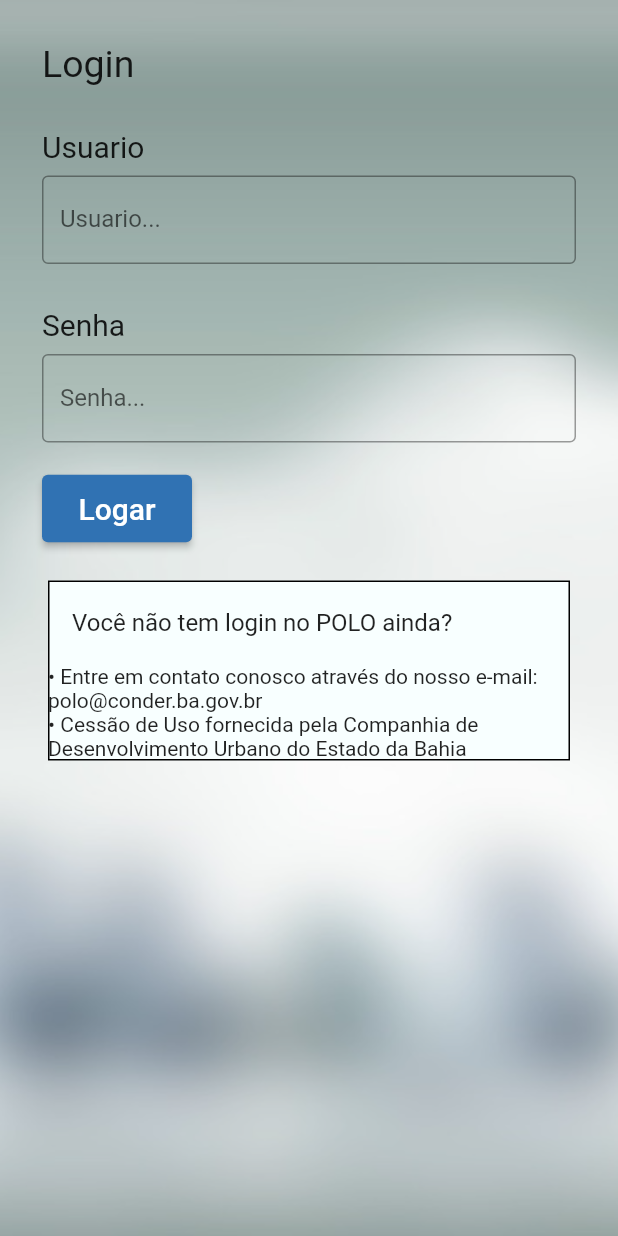
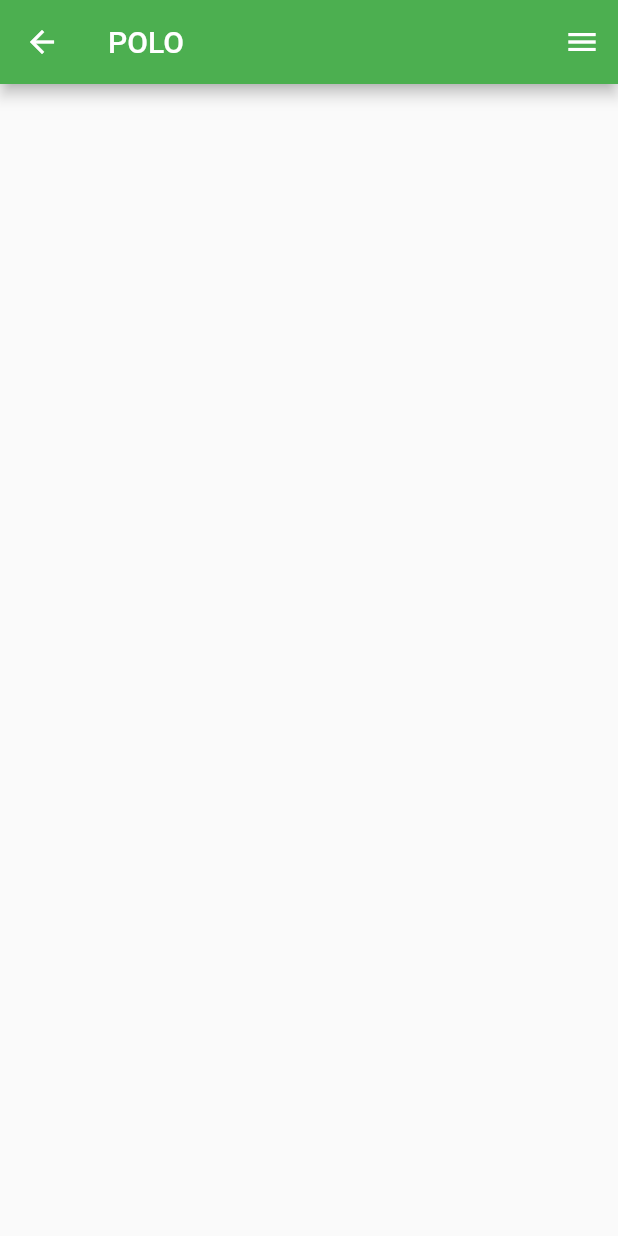
Before and after one commit to avmsantos/Polo, a Flutter app: the screen it shows after launch, after a tap on "Logar", on a phone screen of 412 x 824 dp. Run offline on Flutter 3.47's test engine with Material 2 defaults, Android fonts, the phone set to English and light mode, and no system bars.

Commit message:
tela login

```diff
--- a/lib/homepage/home_page.dart
+++ /dev/null
@@ -1,104 +0,0 @@
-import 'package:flutter/material.dart';
-
-class HomePage extends StatelessWidget {
-  const HomePage({super.key});
-
-  @override
-  Widget build(BuildContext context) {
-    return Scaffold(
-      body: Container(
-        decoration: const BoxDecoration(
-          image: DecorationImage(
-            image: AssetImage(
-              'images/fundo.png',
-            ),
-            fit: BoxFit.cover,
-          ),
-        ),
-        padding: const EdgeInsets.all(28),
-        child: Column(
-          children: [
-            const Align(
-              alignment: Alignment.centerLeft,
-              child: Text(
-                'Login',
-                style: TextStyle(
-                  fontSize: 25,
-                ),
-              ),
-            ),
-            const Align(
-              alignment: Alignment.centerLeft,
-              child: Text(
-                'Usuario',
-                style: TextStyle(fontSize: 20, height: 3),
-              ),
-            ),
-            const TextField(
-              decoration: InputDecoration(
-                border: OutlineInputBorder(),
-                labelText: 'Usuario...',
-              ),
-            ),
-            const Align(
-              alignment: Alignment.centerLeft,
-              child: Text(
-                'Senha',
-                style: TextStyle(fontSize: 20, height: 3),
-              ),
-            ),
-            const TextField(
-              obscureText: true,
-              decoration: InputDecoration(
-                border: OutlineInputBorder(),
-                labelText: 'Senha...',
-              ),
-            ),
-            Align(
-              alignment: Alignment.centerLeft,
-              child: Padding(
-                padding: const EdgeInsets.symmetric(vertical: 20),
-                child: ElevatedButton(
-                  style: ButtonStyle(
-                    minimumSize: MaterialStateProperty.all(const Size(100, 45)),
-                    padding:
-                        MaterialStateProperty.all(const EdgeInsets.all(10)),
-                    backgroundColor: MaterialStateProperty.all(
-                      const Color(0xff3072B3),
-                    ),
-                    //padding: EdgeInsetsGeometry
-                  ),
-                  onPressed: () {},
-                  child: const Text(
-                    'Logar',
-                    style: TextStyle(fontSize: 20),
-                  ),
-                ),
-              ),
-            ),
-            Card(
-              elevation: 0,
-              shape: const RoundedRectangleBorder(
-                side: BorderSide(color: Colors.black),
-              ),
-              color: const Color(0xffF8FFFF),
-              child: Column(
-                crossAxisAlignment: CrossAxisAlignment.start,
-                mainAxisSize: MainAxisSize.min,
-                children: const [
-                  ListTile(
-                    title: Text('Você não tem login no POLO ainda?'),
-                  ),
-                  Text(
-                      '• Entre em contato conosco através do nosso e-mail: polo@conder.ba.gov.br'),
-                  Text(
-                      '• Cessão de Uso fornecida pela Companhia de Desenvolvimento Urbano do Estado da Bahia')
-                ],
-              ),
-            )
-          ],
-        ),
-      ),
-    );
-  }
-}
--- a/lib/homepage/tela.dart
+++ /dev/null
@@ -1,11 +0,0 @@
-import 'package:flutter/src/widgets/container.dart';
-import 'package:flutter/src/widgets/framework.dart';
-
-class Teste extends StatelessWidget {
-  const Teste({super.key});
-
-  @override
-  Widget build(BuildContext context) {
-    return Container();
-  }
-}
--- a/lib/main.dart
+++ b/lib/main.dart
@@ -1,10 +1,11 @@
 import 'package:flutter/material.dart';
+import 'package:polo/views/home_page.dart';
 
-import 'homepage/home_page.dart';
+import 'views/page_login.dart';
 
 void main() {
   runApp(const MaterialApp(
     debugShowCheckedModeBanner: false,
-    home: HomePage(),
+    home: PageLogin(),
   ));
 }
--- /dev/null
+++ b/lib/theme/app_colors.dart
@@ -0,0 +1,5 @@
+import 'package:flutter/material.dart';
+
+class AppColors {
+  static const homeScreenText = Color(0XFF184F8D);
+}
--- /dev/null
+++ b/lib/views/home_page.dart
@@ -0,0 +1,24 @@
+import 'package:flutter/material.dart';
+
+class HomePage extends StatelessWidget {
+  const HomePage({super.key});
+
+  @override
+  Widget build(BuildContext context) {
+    return Scaffold(
+      endDrawer: Drawer(
+        backgroundColor: Colors.green,
+        child: ListView.builder(
+          itemBuilder: (context, index) {
+            return const Text('udgusad');
+          },
+          itemCount: 10,
+        ),
+      ),
+      appBar: AppBar(
+        backgroundColor: Colors.green,
+        title: const Text('POLO'),
+      ),
+    );
+  }
+}
--- /dev/null
+++ b/lib/views/page_login.dart
@@ -0,0 +1,131 @@
+import 'package:flutter/material.dart';
+import 'package:polo/views/home_page.dart';
+
+class PageLogin extends StatelessWidget {
+  const PageLogin({super.key});
+
+  @override
+  Widget build(BuildContext context) {
+    return Scaffold(
+      body: Container(
+        padding: const EdgeInsets.all(28),
+        child: SingleChildScrollView(
+          child: Column(
+            children: [
+              Container(
+                decoration: const BoxDecoration(
+                  image: DecorationImage(
+                    image: AssetImage(
+                      'images/fundo.png',
+                    ),
+                    fit: BoxFit.cover,
+                  ),
+                ),
+              ),
+              const Align(
+                alignment: Alignment.centerLeft,
+                child: Text(
+                  'Login',
+                  style: TextStyle(
+                    fontSize: 25,
+                  ),
+                ),
+              ),
+              const Align(
+                alignment: Alignment.centerLeft,
+                child: Text(
+                  'Usuario',
+                  style: TextStyle(fontSize: 20, height: 3),
+                ),
+              ),
+              const TextField(
+                decoration: InputDecoration(
+                  hintText: 'Usuario...',
+                  filled: true,
+                  fillColor: Colors.white,
+                  border: OutlineInputBorder(),
+                ),
+              ),
+              const Align(
+                alignment: Alignment.centerLeft,
+                child: Text(
+                  'Senha',
+                  style: TextStyle(fontSize: 20, height: 3),
+                ),
+              ),
+              const TextField(
+                obscureText: true,
+                decoration: InputDecoration(
+                  hintText: 'Senha...',
+                  filled: true,
+                  fillColor: Colors.white,
+                  border: OutlineInputBorder(),
+                ),
+              ),
+              Align(
+                alignment: Alignment.centerLeft,
+                child: Padding(
+                  padding: const EdgeInsets.symmetric(vertical: 20),
+                  child: ElevatedButton(
+                    style: ButtonStyle(
+                      minimumSize:
+                          MaterialStateProperty.all(const Size(100, 45)),
+                      padding:
+                          MaterialStateProperty.all(const EdgeInsets.all(10)),
+                      backgroundColor: MaterialStateProperty.all(
+                        const Color(0xff3072B3),
+                      ),
+                      //padding: EdgeInsetsGeometry
+                    ),
+                    onPressed: () {
+                      Navigator.push(
+                        context,
+                        MaterialPageRoute(builder: (context) {
+                          return const HomePage();
+                        }),
+                      );
+                    },
+                    child: const Text(
+                      'Logar',
+                      style: TextStyle(fontSize: 20),
+                    ),
+                  ),
+                ),
+              ),
+              SizedBox(
+                height: 130,
+                child: Card(
+                  elevation: 0,
+                  shape: const RoundedRectangleBorder(
+                    side: BorderSide(color: Color(0xff276f86)),
+                  ),
+                  color: const Color(0xffF8FFFF),
+                  child: Column(
+                    crossAxisAlignment: CrossAxisAlignment.start,
+                    mainAxisSize: MainAxisSize.min,
+                    children: [
+                      ListTile(
+                        title: Text(
+                          'Você não tem login no POLO ainda?',
+                          style: TextStyle(
+                              color: Colors.blue.shade900,
+                              fontWeight: FontWeight.bold),
+                        ),
+                      ),
+                      ListTile(
+                        title: Text(
+                          '• Entre em contato conosco através do nosso e-mail: polo@conder.ba.gov.br',
+                          style: TextStyle(color: Colors.blue.shade400),
+                        ),
+                      ),
+                    ],
+                  ),
+                ),
+              )
+            ],
+          ),
+        ),
+      ),
+    );
+  }
+}
--- a/pubspec.yaml
+++ b/pubspec.yaml
@@ -62,6 +62,9 @@ flutter:
   # To add assets to your application, add an assets section, like this:
   assets:
     - images/
+
+  fonts:
+    - family: Raleway
   #   - images/a_dot_ham.jpeg
 
   # An image asset can refer to one or more resolution-specific "variants", see
```
